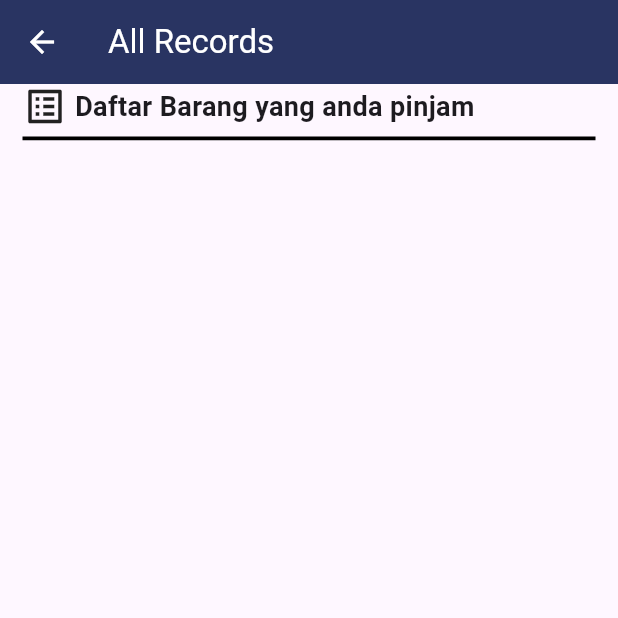
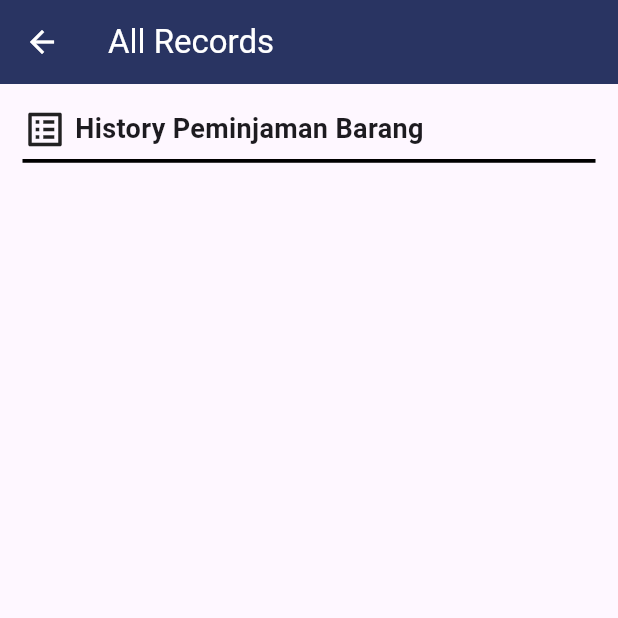
Before and after one commit to Rokel15/mini-project-flutter-alterra-sib-5, a Flutter app: the AllRecordsPage screen opened directly, on a phone screen of 412 x 824 dp, the top half of it. Run offline on Flutter 3.47's test engine with Material 2 defaults, Android fonts, the phone set to English and light mode, and no system bars; our stand-ins replace bloc, cloud_firestore, firebase_core, flutter_bloc, google_fonts, shared_preferences; accounts and stored records are empty.

```diff
--- a/lib/screens/AllRecordsPage.dart
+++ b/lib/screens/AllRecordsPage.dart
@@ -26,31 +26,23 @@ class _AllRecordsPageState extends State<AllRecordsPage> {
       ),
       body: ListView(children: [
         Container(
-          margin: const EdgeInsets.symmetric(horizontal: 15),
+          margin: const EdgeInsets.all(15),
           width: double.infinity,
           child: Column(
             children: [
               Row(
                 children: [
-                  const Icon(
-                    Icons.list_alt,
-                    size: 30,
-                  ),
-                  const SizedBox(
-                    width: 5,
-                  ),
-                  Text(
-                    'Daftar Barang yang anda pinjam',
-                    style: GoogleFonts.roboto(textStyle: s18w600),
-                  ),
+                  const Icon(Icons.list_alt, size: 30,),
+                  const SizedBox(width: 5,),
+                  Text('History Peminjaman Barang', style: GoogleFonts.roboto(textStyle: s18w600),),
                 ],
               ),
-              Container(
-                margin: const EdgeInsets.only(top: 5, bottom: 15),
-                width: double.infinity,
-                height: 2.5,
-                color: Colors.black,
+              SizedBox(height: 5,),
+              Container(width: double.infinity, height: 2.5, color: Colors.black,),
+            ],
           ),
+        ),
+
         StreamBuilder<QuerySnapshot>(
             stream: borrowedItems.snapshots(),
             builder: (_, snapshot) {
@@ -58,10 +50,6 @@ class _AllRecordsPageState extends State<AllRecordsPage> {
                 return Column(
                     children: snapshot.data!.docs.map((e) {
                       var data = (e.data() as dynamic)['barang dipinjam'];
-                            print(data);
-                            List<dynamic> list = [];
-                            list.add(data);
-                            print('$list halo');
                       return showData(
                         tanggal: (e.data() as dynamic)['tanggal pinjam'].toString(),
                         name: (e.data() as dynamic)['nama'].toString(),
@@ -92,9 +80,6 @@ class _AllRecordsPageState extends State<AllRecordsPage> {
                 );
               }
             }),
-            ],
-          ),
-        ),
       ]),
     );
   }
@@ -106,12 +91,11 @@ class _AllRecordsPageState extends State<AllRecordsPage> {
     required List<dynamic> namaBarang,
   }) {
     return Container(
-      padding: const EdgeInsets.all(10),
-      margin: const EdgeInsets.only(bottom: 15),
+      padding: const EdgeInsets.all(10), margin: const EdgeInsets.only(left: 15, right: 15, bottom: 15),
       width: double.infinity,
       decoration: BoxDecoration(
         borderRadius: BorderRadius.circular(20),
-        color: const Color(0xff6F61C0),
+        color: const Color(0xff545B77),
       ),
       child: Column(
         crossAxisAlignment: CrossAxisAlignment.start,
--- a/lib/screens/MainPage.dart
+++ b/lib/screens/MainPage.dart
@@ -118,7 +118,7 @@ class _MainPageState extends State<MainPage> {
                               Navigator.push(
                                 context,
                                 MaterialPageRoute(builder: (context) {
-                                  return const BorrowItemsPage();
+                                  return BorrowItemsPage();
                                 }),
                               );
                             },
```
Also changed, not shown: lib/screens/RegistNamePage.dart (+11 -9 lines). Lines whose indentation alone changed are shown as unchanged.
